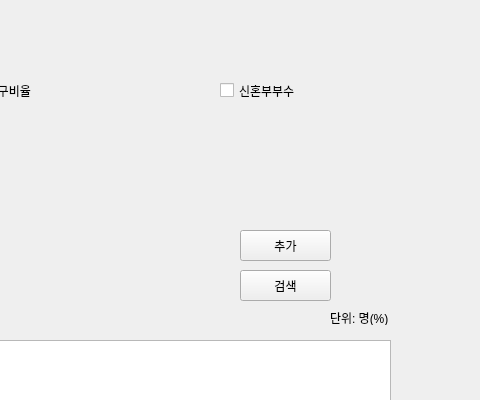
Old version of the form inquiry.ui in the repository jungyeonwoo265/dbdbdip; both pictures show x 520 to 1000 and y 0 to 400 of the 1000 by 900 pixel window.
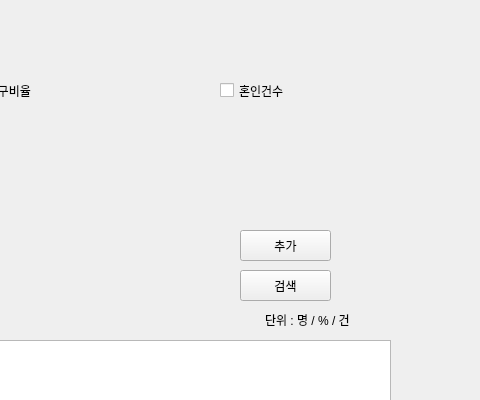
New version of the form.

```diff
--- a/inquiry.ui
+++ b/inquiry.ui
@@ -252,14 +252,14 @@
   <widget class="QLabel" name="label">
    <property name="geometry">
     <rect>
-     <x>850</x>
+     <x>785</x>
      <y>310</y>
-     <width>80</width>
-     <height>15</height>
+     <width>121</width>
+     <height>20</height>
     </rect>
    </property>
    <property name="text">
-    <string>단위: 명(%)</string>
+    <string>단위 : 명 / % / 건</string>
    </property>
   </widget>
   <widget class="QCheckBox" name="checkBox_2">
@@ -288,7 +288,7 @@
     </rect>
    </property>
    <property name="text">
-    <string>신혼부부수</string>
+    <string>혼인건수</string>
    </property>
   </widget>
  </widget>
```
